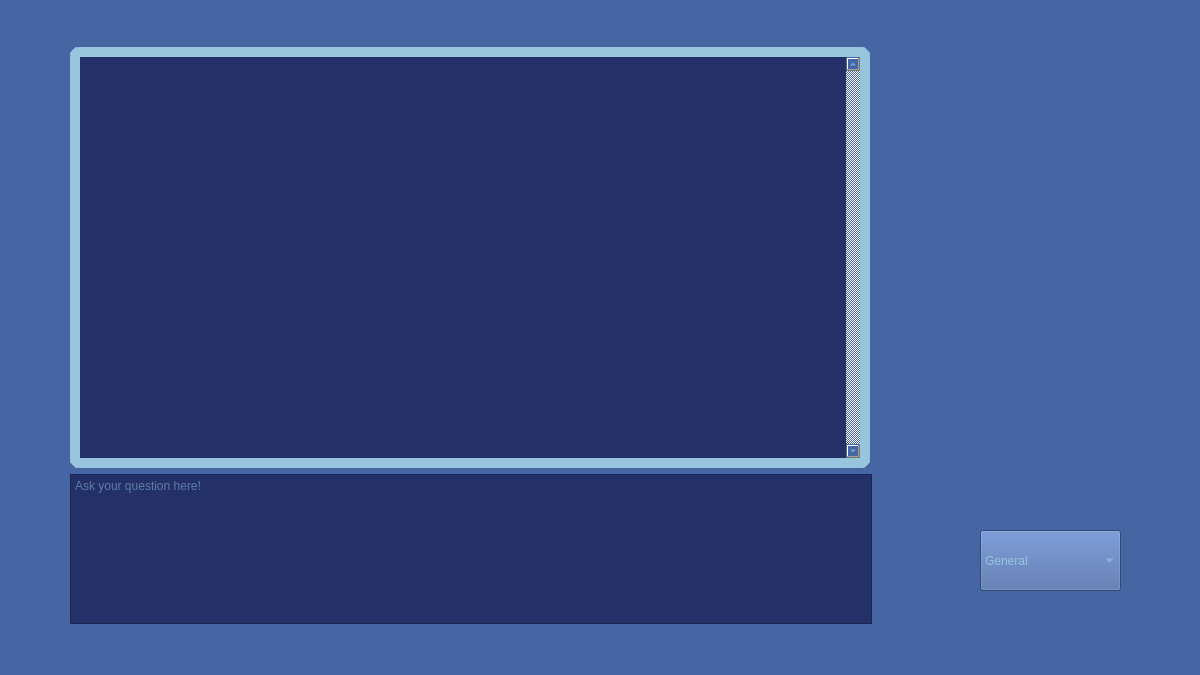
Above: APOLLO_MainWindow.ui from ThatNerd404/A.P.O.L.L.O before the change. Below: the same form after it.
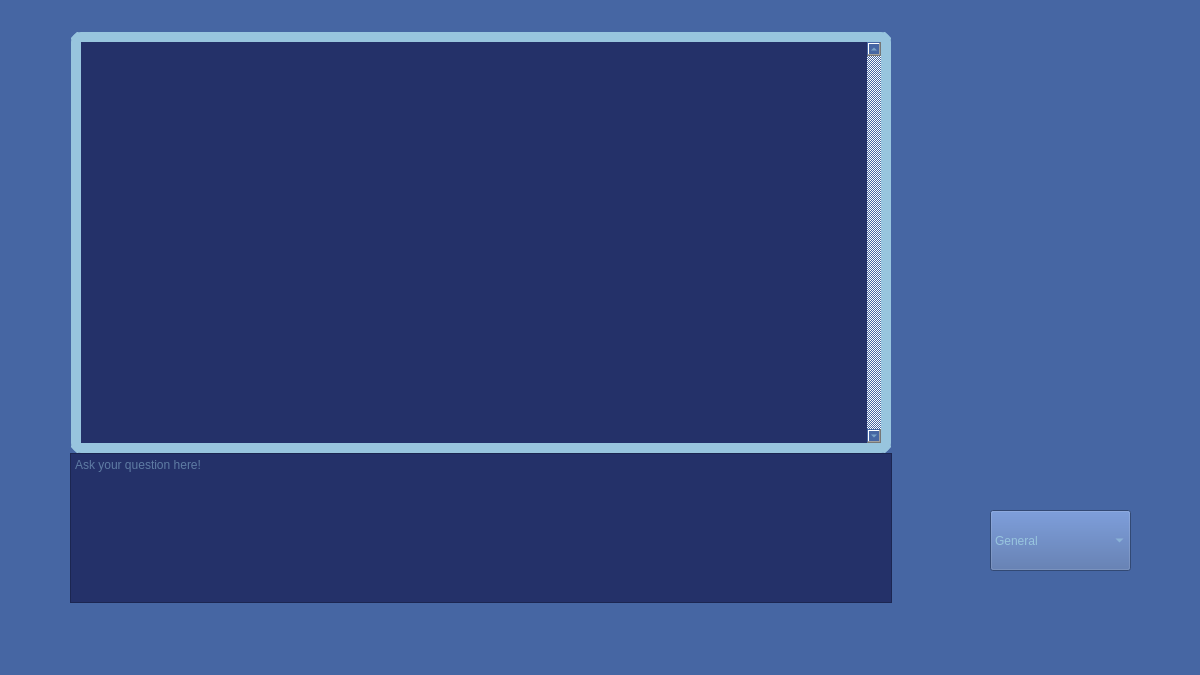
That is the form after the change. Icons and pictures are not drawn.

Commit message: adding refresh functionality

The edit to the form file:
```diff
--- a/APOLLO_MainWindow.ui
+++ b/APOLLO_MainWindow.ui
@@ -49,11 +49,14 @@
      <rect>
       <x>70</x>
       <y>0</y>
-      <width>802</width>
+      <width>822</width>
       <height>671</height>
      </rect>
     </property>
     <layout class="QVBoxLayout" name="verticalLayout">
+     <property name="spacing">
+      <number>0</number>
+     </property>
      <item alignment="Qt::AlignHCenter">
       <widget class="QLabel" name="Title_Label">
        <property name="maximumSize">
@@ -79,11 +82,11 @@
        </property>
       </widget>
      </item>
-     <item>
+     <item alignment="Qt::AlignHCenter">
       <widget class="QTextBrowser" name="Response_Display">
        <property name="minimumSize">
         <size>
-         <width>800</width>
+         <width>820</width>
          <height>0</height>
         </size>
        </property>
@@ -153,11 +156,57 @@
        </property>
       </widget>
      </item>
-     <item alignment="Qt::AlignHCenter">
+     <item alignment="Qt::AlignHCenter|Qt::AlignVCenter">
+      <widget class="QGroupBox" name="groupBox">
+       <property name="minimumSize">
+        <size>
+         <width>0</width>
+         <height>68</height>
+        </size>
+       </property>
+       <property name="maximumSize">
+        <size>
+         <width>250</width>
+         <height>100</height>
+        </size>
+       </property>
+       <property name="styleSheet">
+        <string notr="true">QGroupBox {
+border-color:#98c5de;
+border-style: solid;
+border-width: 0px;
+border-radius: 10px;}</string>
+       </property>
+       <property name="title">
+        <string/>
+       </property>
+       <property name="flat">
+        <bool>true</bool>
+       </property>
+       <property name="checkable">
+        <bool>false</bool>
+       </property>
+       <layout class="QHBoxLayout" name="horizontalLayout">
+        <property name="spacing">
+         <number>0</number>
+        </property>
+        <property name="leftMargin">
+         <number>0</number>
+        </property>
+        <property name="topMargin">
+         <number>0</number>
+        </property>
+        <property name="rightMargin">
+         <number>0</number>
+        </property>
+        <property name="bottomMargin">
+         <number>0</number>
+        </property>
+        <item>
       <widget class="QPushButton" name="Send_Button">
        <property name="maximumSize">
         <size>
-         <width>1000</width>
+            <width>128</width>
          <height>1000</height>
         </size>
        </property>
@@ -188,13 +237,42 @@
        </property>
       </widget>
      </item>
+        <item>
+         <widget class="QPushButton" name="Refresh_Button">
+          <property name="maximumSize">
+           <size>
+            <width>64</width>
+            <height>64</height>
+           </size>
+          </property>
+          <property name="text">
+           <string/>
+          </property>
+          <property name="icon">
+           <iconset>
+            <normaloff>Assets/Refresh_Button.png</normaloff>Assets/Refresh_Button.png</iconset>
+          </property>
+          <property name="iconSize">
+           <size>
+            <width>64</width>
+            <height>64</height>
+           </size>
+          </property>
+          <property name="flat">
+           <bool>true</bool>
+          </property>
+         </widget>
+        </item>
+       </layout>
+      </widget>
+     </item>
     </layout>
    </widget>
    <widget class="QLabel" name="Apollo_Sprite">
     <property name="geometry">
      <rect>
-      <x>900</x>
-      <y>160</y>
+      <x>910</x>
+      <y>130</y>
       <width>280</width>
       <height>360</height>
      </rect>
@@ -212,8 +290,8 @@
    <widget class="QComboBox" name="Model_Chooser">
     <property name="geometry">
      <rect>
-      <x>980</x>
-      <y>530</y>
+      <x>990</x>
+      <y>510</y>
       <width>141</width>
       <height>61</height>
      </rect>
```
Lines whose indentation alone changed are shown as unchanged. The commit also changes 3 other files.
